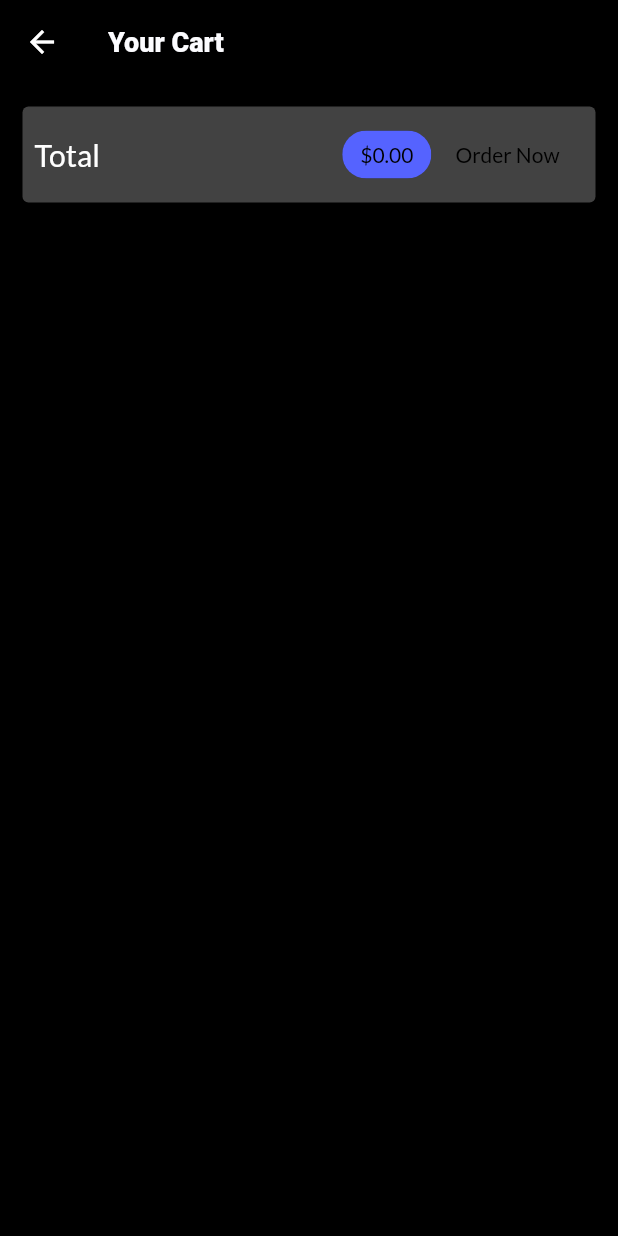
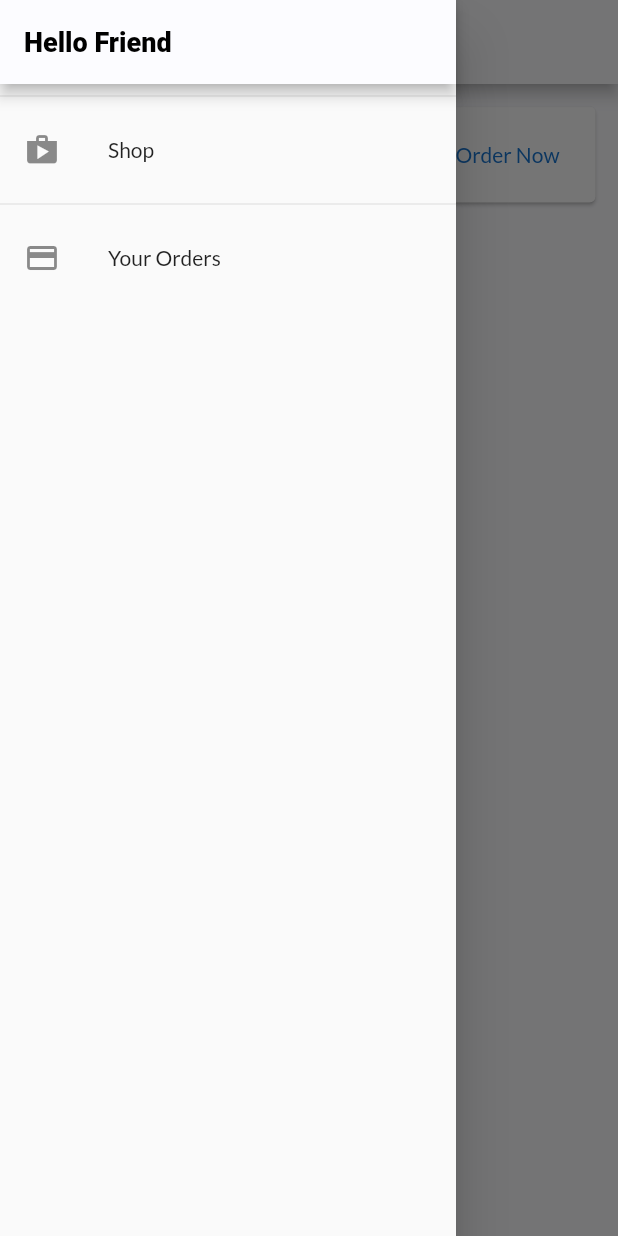
Before and after one commit to gabrielvie/MikeStoreApp, a Flutter app: the CartScreen screen opened by its route, with the side drawer open (before the commit the screen has no drawer), on a phone screen of 412 x 824 dp. Run offline on Flutter 3.47's test engine with Material 2 defaults, Android fonts, the phone set to English and light mode, and no system bars; network calls fail.

Commit message:
feat(order): create a side drawer.

```diff
--- a/lib/main.dart
+++ b/lib/main.dart
@@ -3,6 +3,7 @@ import 'package:provider/provider.dart';
 import 'package:shopapp/providers/cart.dart';
 import 'package:shopapp/providers/orders.dart';
 import 'package:shopapp/screens/cart.dart';
+import 'package:shopapp/screens/orders.dart';
 
 import 'package:shopapp/screens/products_details.dart';
 import 'package:shopapp/screens/products_overview.dart';
@@ -25,12 +26,13 @@ class MyApp extends StatelessWidget {
       ],
       child: MaterialApp(
         title: Constants.appName,
-        theme: Constants.darkTheme,
+        theme: Constants.lightTheme,
         initialRoute: ProductsOverviewScreen.routeName,
         routes: {
           ProductsOverviewScreen.routeName: (_) => ProductsOverviewScreen(),
           ProductsDetailsScreen.routeName: (_) => ProductsDetailsScreen(),
           CartScreen.routeName: (_) => CartScreen(),
+          OrdersScreen.routeName: (_) => OrdersScreen(),
         },
       ),
     );
--- a/lib/screens/cart.dart
+++ b/lib/screens/cart.dart
@@ -3,6 +3,7 @@ import 'package:provider/provider.dart';
 
 import 'package:shopapp/providers/cart.dart' show CartProvider;
 import 'package:shopapp/providers/orders.dart';
+import 'package:shopapp/widgets/app_drawer.dart';
 import 'package:shopapp/widgets/cart_item.dart';
 
 class CartScreen extends StatelessWidget {
@@ -15,6 +16,7 @@ class CartScreen extends StatelessWidget {
       appBar: AppBar(
         title: Text('Your Cart'),
       ),
+      drawer: AppDrawer(),
       body: Column(
         children: <Widget>[
           Card(
--- a/lib/screens/orders.dart
+++ b/lib/screens/orders.dart
@@ -2,14 +2,18 @@ import 'package:flutter/material.dart';
 import 'package:provider/provider.dart';
 
 import 'package:shopapp/providers/orders.dart' show OrdersProvider;
+import 'package:shopapp/widgets/app_drawer.dart';
 import 'package:shopapp/widgets/order_item.dart';
 
 class OrdersScreen extends StatelessWidget {
+  static const routeName = '/orders';
+
   @override
   Widget build(BuildContext context) {
     final ordersProvider = Provider.of<OrdersProvider>(context);
     return Scaffold(
       appBar: AppBar(title: const Text('Your Orders!')),
+      drawer: AppDrawer(),
       body: ListView.builder(
         itemBuilder: (_, index) => OrderItem(
           order: ordersProvider.items[index],
--- a/lib/screens/products_details.dart
+++ b/lib/screens/products_details.dart
@@ -2,6 +2,7 @@ import 'package:flutter/material.dart';
 
 import 'package:provider/provider.dart';
 import 'package:shopapp/providers/products.dart';
+import 'package:shopapp/widgets/app_drawer.dart';
 
 class ProductsDetailsScreen extends StatelessWidget {
   static const String routeName = '/product-details';
@@ -18,6 +19,7 @@ class ProductsDetailsScreen extends StatelessWidget {
       appBar: AppBar(
         title: Text(product.title),
       ),
+      drawer: AppDrawer(),
       body: SingleChildScrollView(
         child: Column(
           children: [
--- a/lib/screens/products_overview.dart
+++ b/lib/screens/products_overview.dart
@@ -2,6 +2,7 @@ import 'package:flutter/material.dart';
 import 'package:provider/provider.dart';
 import 'package:shopapp/providers/cart.dart';
 import 'package:shopapp/screens/cart.dart';
+import 'package:shopapp/widgets/app_drawer.dart';
 import 'package:shopapp/widgets/badge.dart';
 
 import 'package:shopapp/widgets/product_grid.dart';
@@ -64,6 +65,7 @@ class _ProductsOverviewScreenState extends State<ProductsOverviewScreen> {
           ),
         ],
       ),
+      drawer: AppDrawer(),
       body: ProductsGrid(
         showOnlyDesired: _showOnlyDesired,
       ),
--- /dev/null
+++ b/lib/widgets/app_drawer.dart
@@ -0,0 +1,35 @@
+import 'package:flutter/material.dart';
+import 'package:shopapp/screens/orders.dart';
+
+class AppDrawer extends StatelessWidget {
+  @override
+  Widget build(BuildContext context) {
+    return Drawer(
+      child: Column(
+        children: <Widget>[
+          AppBar(
+            title: Text('Hello Friend'),
+            automaticallyImplyLeading: false,
+          ),
+          Divider(),
+          ListTile(
+            leading: Icon(Icons.shop),
+            title: Text('Shop'),
+            onTap: () {
+              Navigator.of(context).pushReplacementNamed('/');
+            },
+          ),
+          Divider(),
+          ListTile(
+            leading: Icon(Icons.payment),
+            title: Text('Your Orders'),
+            onTap: () {
+              Navigator.of(context)
+                  .pushReplacementNamed(OrdersScreen.routeName);
+            },
+          ),
+        ],
+      ),
+    );
+  }
+}
```
